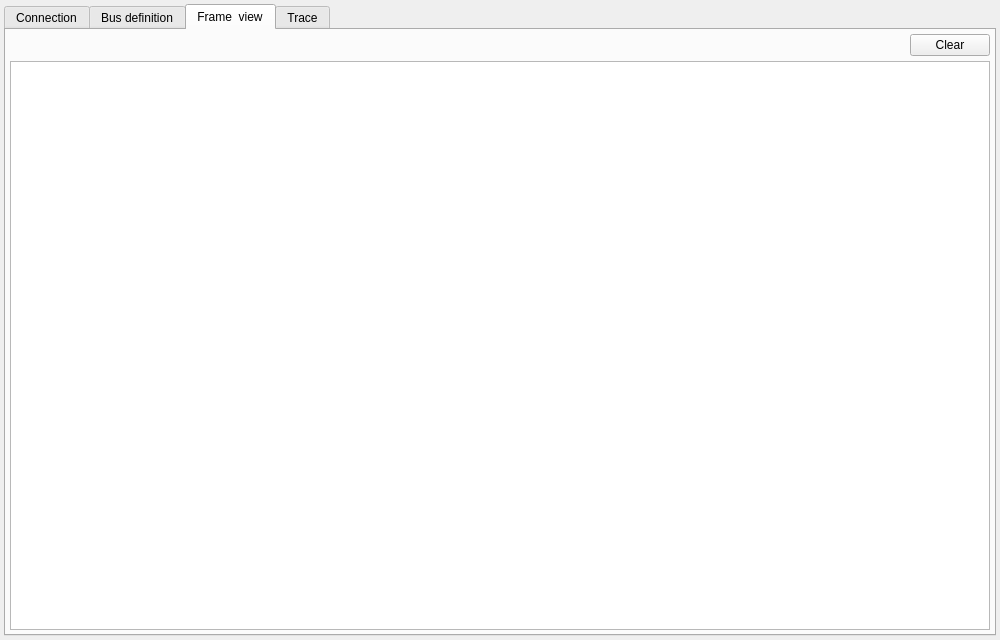
Qt form ui/mainwindow.ui (mwkpe/tincan) before a commit.
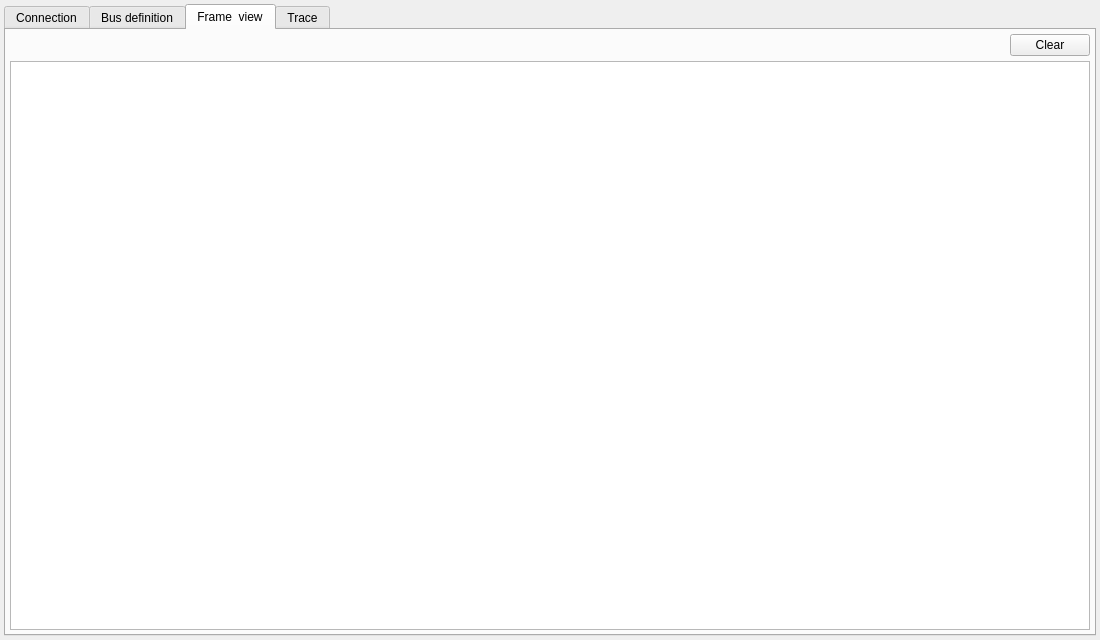
The same form after that commit. The open tabs and pages were chosen to show the change.

Commit message: Update main window

```diff
--- a/ui/mainwindow.ui
+++ b/ui/mainwindow.ui
@@ -6,7 +6,7 @@
    <rect>
     <x>0</x>
     <y>0</y>
-    <width>1000</width>
+    <width>1100</width>
     <height>640</height>
    </rect>
   </property>
```
Left out of the diff: 58 changed lines with no effect on the pictures.
